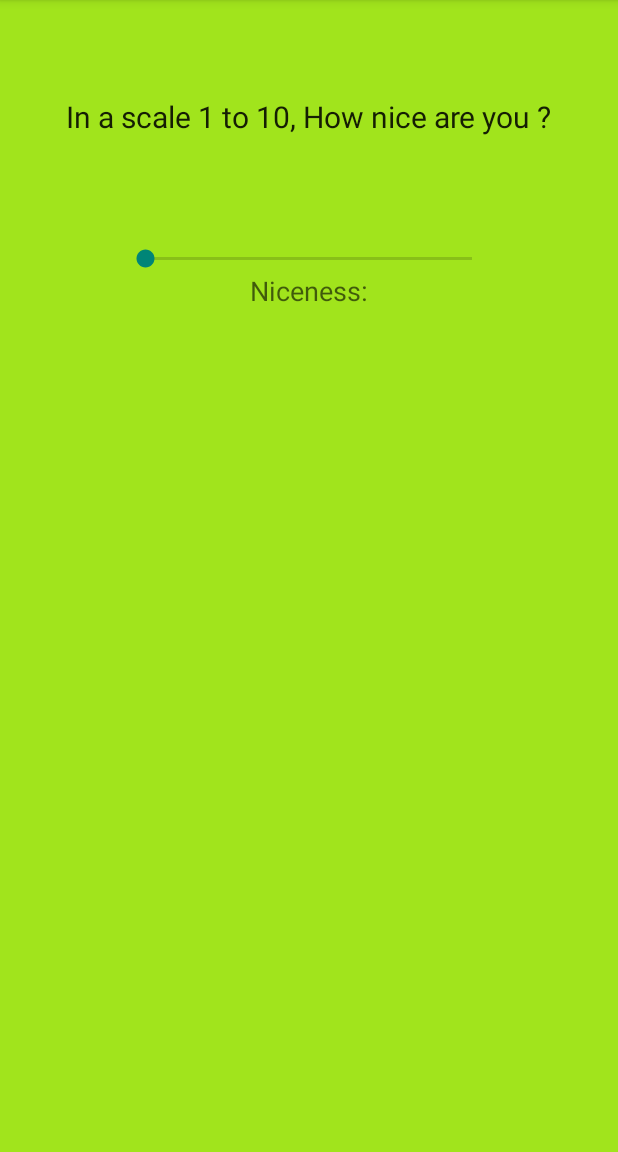
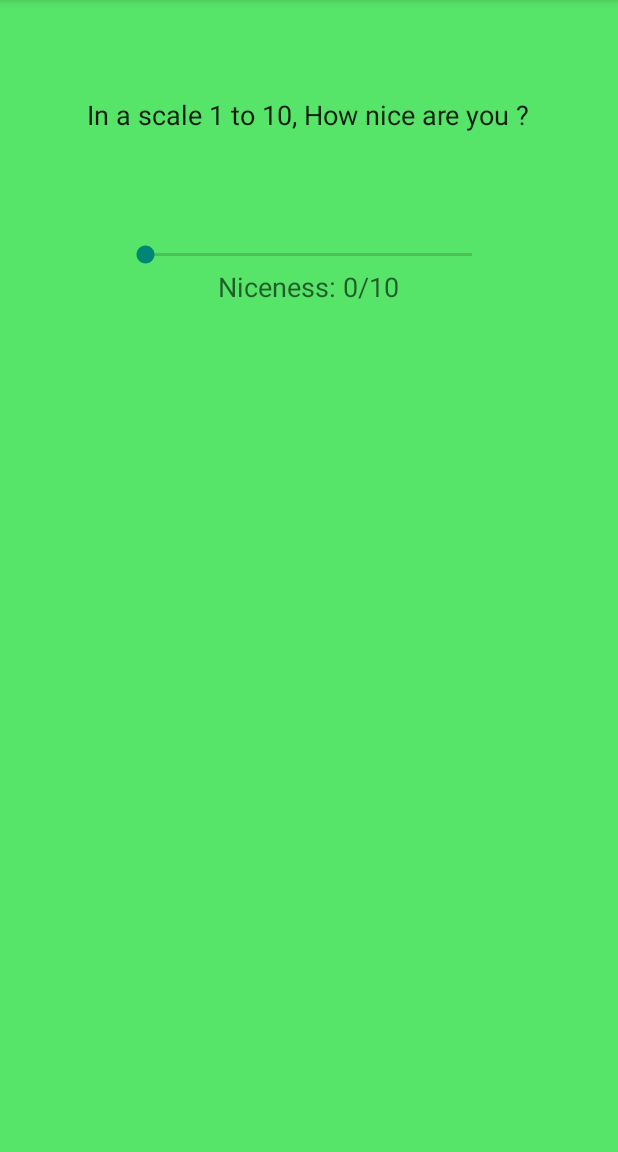
Before and after one commit to tomdwipo/SeekBar, an Android app: the screen it shows after launch (MainActivity), on a phone screen of 412 x 824 dp, the part 84-1236 px from its top. Run offline under Robolectric (Android 15) with nearby library versions, the phone set to English and light mode, and no system bars.

Commit message:
update baru

```diff
--- a/app/src/main/java/com/example/android/seekbar/MainActivity.java
+++ b/app/src/main/java/com/example/android/seekbar/MainActivity.java
@@ -16,7 +16,11 @@ public class MainActivity extends AppCompatActivity {
         super.onCreate(savedInstanceState);
         setContentView(R.layout.activity_main);
         nicenessTextView = (TextView)findViewById(R.id.nicenessTextView);
+
         seekBar = (SeekBar)findViewById(R.id.seekBar);
+
+        nicenessTextView.setText("Niceness: " + seekBar.getProgress()+ "/" + seekBar.getMax());
+
         seekBar.setOnSeekBarChangeListener(new SeekBar.OnSeekBarChangeListener() {
             @Override
             public void onProgressChanged(SeekBar seekBar, int progress, boolean fromUser) {
--- a/app/src/main/res/layout/activity_main.xml
+++ b/app/src/main/res/layout/activity_main.xml
@@ -7,12 +7,12 @@
     android:paddingRight="@dimen/activity_horizontal_margin"
     android:paddingTop="@dimen/activity_vertical_margin"
     tools:context=".MainActivity"
-    android:background="#a1e41c">
+    android:background="#56e469">
 
     <TextView
         android:layout_width="wrap_content"
         android:layout_height="wrap_content"
-        android:textSize="20sp"
+        android:textSize="18sp"
         android:textAppearance="?android:attr/textAppearanceLarge"
         android:text="@string/Title"
         android:id="@+id/textView"
@@ -22,6 +22,7 @@
 
     <SeekBar
         android:layout_width="250dp"
+
         android:layout_height="wrap_content"
         android:max="10"
         android:id="@+id/seekBar"
```
